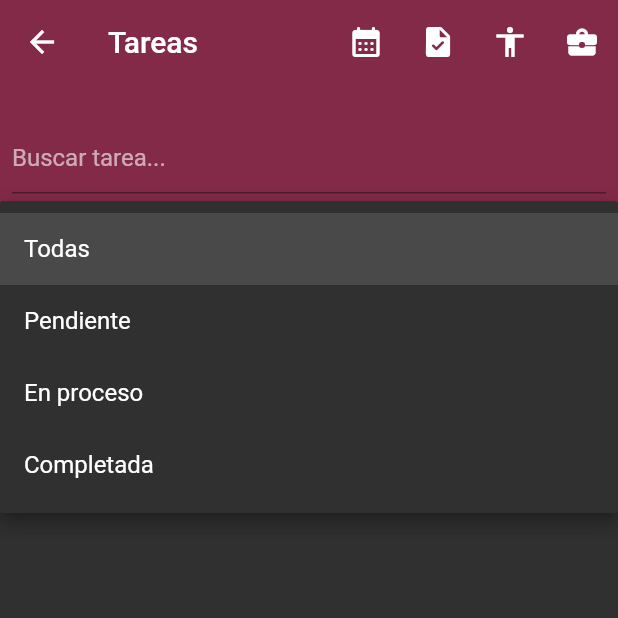
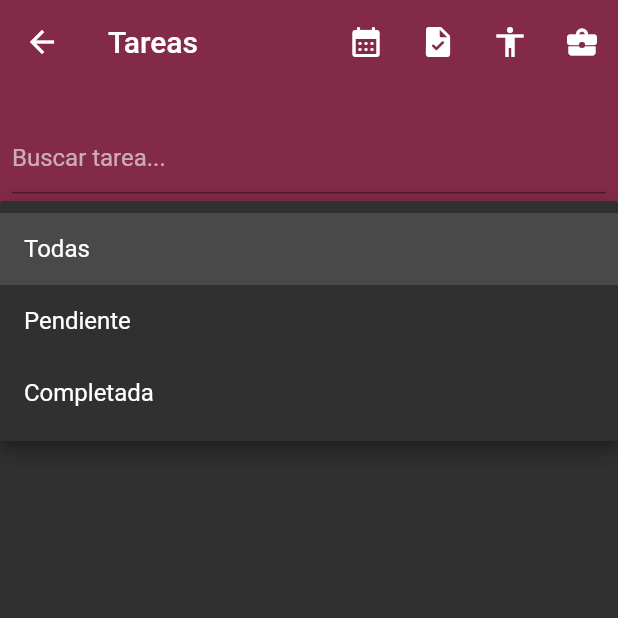
Before and after one commit to JuanOnate/pmsn20232, a Flutter app: the TareaPR4Screen screen opened by its route, after a tap on "Todas", on a phone screen of 412 x 824 dp, the top half of it. Run offline on Flutter 3.47's test engine with Material 2 defaults, Android fonts, the phone set to English and light mode, and no system bars; our stand-ins replace sqflite, table_calendar; missing offline and left inert: dart:ffi, day_night_switcher; accounts and stored records are empty; network calls fail.

Commit message:
chechbox tarea
Checkbox para marcar tarea completada agregado. Alertas corregidas.

```diff
--- a/lib/screens/pr4_add_task.dart
+++ b/lib/screens/pr4_add_task.dart
@@ -24,8 +24,7 @@ class _PR4AddTaskState extends State<PR4AddTask> {
   int? selectedIDProfesor;
   List<TaskStatus> taskStatusList = [
     TaskStatus(0, 'Pendiente'),
-    TaskStatus(1, 'En proceso'),
-    TaskStatus(2, 'Completada'),
+    TaskStatus(1, 'Completada'),
   ];
   List<ProfeModel> profesores = [];
 
--- a/lib/screens/tarea_pr4_screen.dart
+++ b/lib/screens/tarea_pr4_screen.dart
@@ -29,9 +29,9 @@ class _TareaPR4ScreenState extends State<TareaPR4Screen> {
     final formattedDate = "${now.year}-${now.month.toString().padLeft(2, '0')}-${now.day.toString().padLeft(2, '0')}";
     print(formattedDate);
     final tareasHoy = await agendaDB!.getTareasRecordatorio(formattedDate);
-
-    if(tareasHoy.isNotEmpty){
-      mostrarAlerta(tareasHoy);
+    final tareasPendientes = tareasHoy.where((tarea) => tarea.realizada != 1).toList();
+    if(tareasPendientes.isNotEmpty){
+      mostrarAlerta(tareasPendientes);
     }
   }
 
@@ -113,12 +113,8 @@ class _TareaPR4ScreenState extends State<TareaPR4Screen> {
                     ),
                     DropdownMenuItem<int>(
                       value: 1,
-                      child: Text('En proceso'),
-                    ),
-                    DropdownMenuItem<int>(
-                      value: 2,
                       child: Text('Completada'),
-                    ),
+                    )
                   ],
                   onChanged: (value) {
                     setState(() {
```
Also changed, not shown: lib/widgets/PR4CardTaskWidget.dart (+34 -6 lines).
